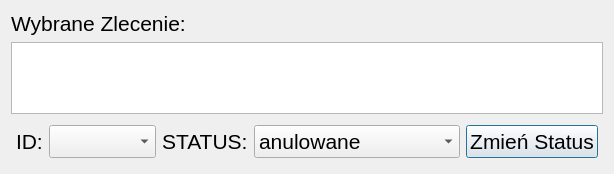
CzarnyEryk/WarsztatProgram, file editorders.ui: the form before one commit.
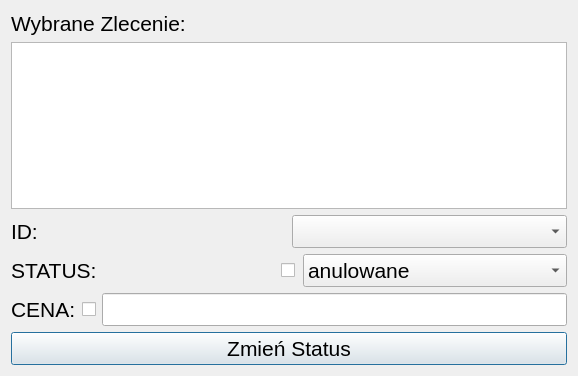
The form after the commit.

The edit to the form file:
```diff
--- a/editorders.ui
+++ b/editorders.ui
@@ -7,48 +7,69 @@
     <x>0</x>
     <y>0</y>
     <width>578</width>
-    <height>174</height>
+    <height>376</height>
    </rect>
   </property>
   <property name="windowTitle">
    <string>Edytuj</string>
   </property>
   <layout class="QGridLayout" name="gridLayout">
-   <item row="2" column="0">
+   <item row="0" column="0">
+    <layout class="QVBoxLayout" name="verticalLayout">
+     <item alignment="">
+      <widget class="QLabel" name="label_3">
+       <property name="font">
+        <font>
+         <pointsize>16</pointsize>
+        </font>
+       </property>
+       <property name="text">
+        <string>Wybrane Zlecenie:</string>
+       </property>
+      </widget>
+     </item>
+     <item>
+      <widget class="QTableView" name="orderInfoTableView"/>
+     </item>
+     <item>
     <layout class="QHBoxLayout" name="horizontalLayout">
+       <item>
+        <widget class="QLabel" name="label">
+         <property name="font">
+          <font>
+           <pointsize>16</pointsize>
+          </font>
+         </property>
+         <property name="text">
+          <string>ID:</string>
+         </property>
+        </widget>
+       </item>
+       <item>
+        <widget class="QComboBox" name="id_comboBox">
+         <property name="font">
+          <font>
+           <pointsize>16</pointsize>
+          </font>
+         </property>
+        </widget>
+       </item>
+      </layout>
+     </item>
+     <item>
+      <layout class="QHBoxLayout" name="horizontalLayout_2">
      <property name="leftMargin">
-      <number>5</number>
+        <number>0</number>
      </property>
      <property name="topMargin">
-      <number>5</number>
+        <number>0</number>
      </property>
      <property name="rightMargin">
-      <number>5</number>
+        <number>0</number>
      </property>
      <property name="bottomMargin">
-      <number>5</number>
-     </property>
-     <item>
-      <widget class="QLabel" name="label">
-       <property name="font">
-        <font>
-         <pointsize>16</pointsize>
-        </font>
-       </property>
-       <property name="text">
-        <string>ID:</string>
-       </property>
-      </widget>
-     </item>
-     <item>
-      <widget class="QComboBox" name="id_comboBox">
-       <property name="font">
-        <font>
-         <pointsize>16</pointsize>
-        </font>
-       </property>
-      </widget>
-     </item>
+        <number>0</number>
+       </property>
      <item>
       <widget class="QLabel" name="label_2">
        <property name="font">
@@ -61,6 +82,19 @@
        </property>
       </widget>
      </item>
+       <item>
+        <widget class="QCheckBox" name="statusChange">
+         <property name="maximumSize">
+          <size>
+           <width>16</width>
+           <height>16</height>
+          </size>
+         </property>
+         <property name="text">
+          <string/>
+         </property>
+        </widget>
+       </item>
      <item>
       <widget class="QComboBox" name="status_comboBox">
        <property name="font">
@@ -68,6 +102,9 @@
          <pointsize>16</pointsize>
         </font>
        </property>
+         <property name="layoutDirection">
+          <enum>Qt::LayoutDirection::LeftToRight</enum>
+         </property>
        <item>
         <property name="text">
          <string>anulowane</string>
@@ -85,6 +122,52 @@
        </item>
       </widget>
      </item>
+      </layout>
+     </item>
+     <item>
+      <layout class="QHBoxLayout" name="horizontalLayout_3">
+       <item>
+        <widget class="QLabel" name="priceLabel">
+         <property name="font">
+          <font>
+           <pointsize>16</pointsize>
+          </font>
+         </property>
+         <property name="text">
+          <string>CENA:</string>
+         </property>
+        </widget>
+       </item>
+       <item>
+        <widget class="QCheckBox" name="priceChange">
+         <property name="maximumSize">
+          <size>
+           <width>16</width>
+           <height>16777215</height>
+          </size>
+         </property>
+         <property name="text">
+          <string/>
+         </property>
+        </widget>
+       </item>
+       <item alignment="">
+        <widget class="QLineEdit" name="priceInput">
+         <property name="minimumSize">
+          <size>
+           <width>264</width>
+           <height>0</height>
+          </size>
+         </property>
+         <property name="font">
+          <font>
+           <pointsize>16</pointsize>
+          </font>
+         </property>
+        </widget>
+       </item>
+      </layout>
+     </item>
      <item>
       <widget class="QPushButton" name="changeStatus_button">
        <property name="font">
@@ -99,21 +182,6 @@
      </item>
     </layout>
    </item>
-   <item row="1" column="0">
-    <widget class="QTableView" name="orderInfoTableView"/>
-   </item>
-   <item row="0" column="0">
-    <widget class="QLabel" name="label_3">
-     <property name="font">
-      <font>
-       <pointsize>16</pointsize>
-      </font>
-     </property>
-     <property name="text">
-      <string>Wybrane Zlecenie:</string>
-     </property>
-    </widget>
-   </item>
   </layout>
  </widget>
  <resources/>
```
Lines whose indentation alone changed are shown as unchanged.
